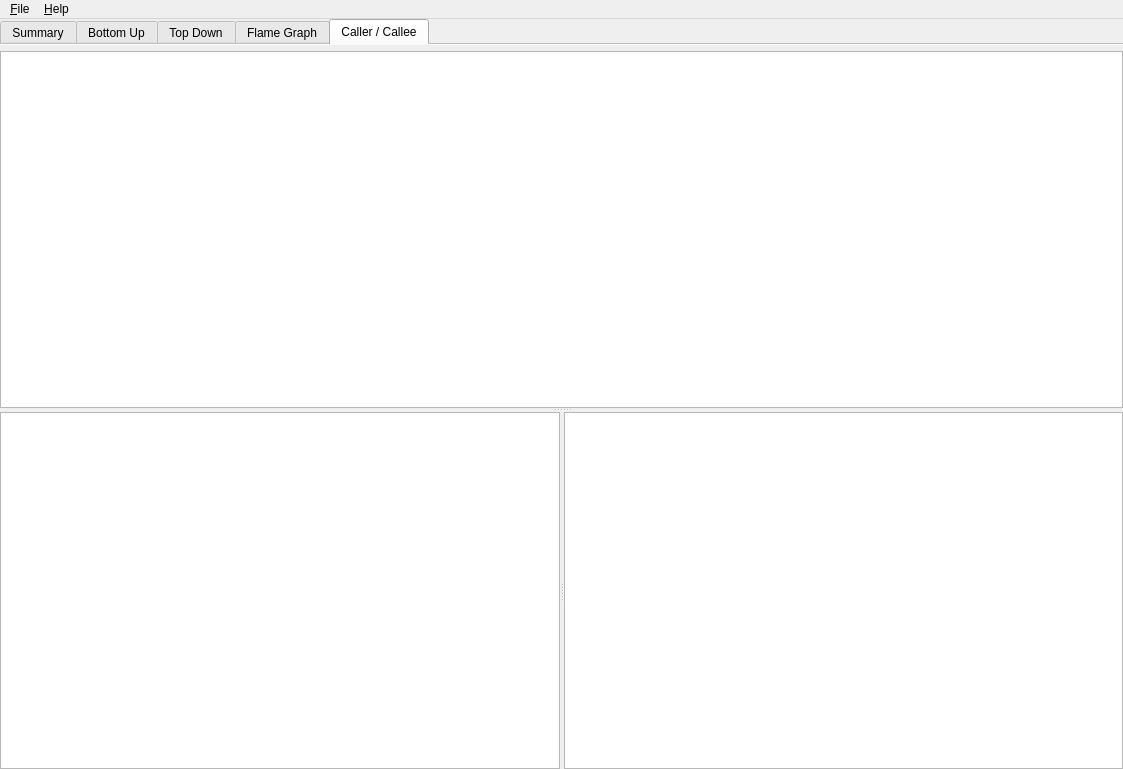
The window that src/mainwindow.ui (KDAB/hotspot) describes before a commit, drawn with Qt 5.
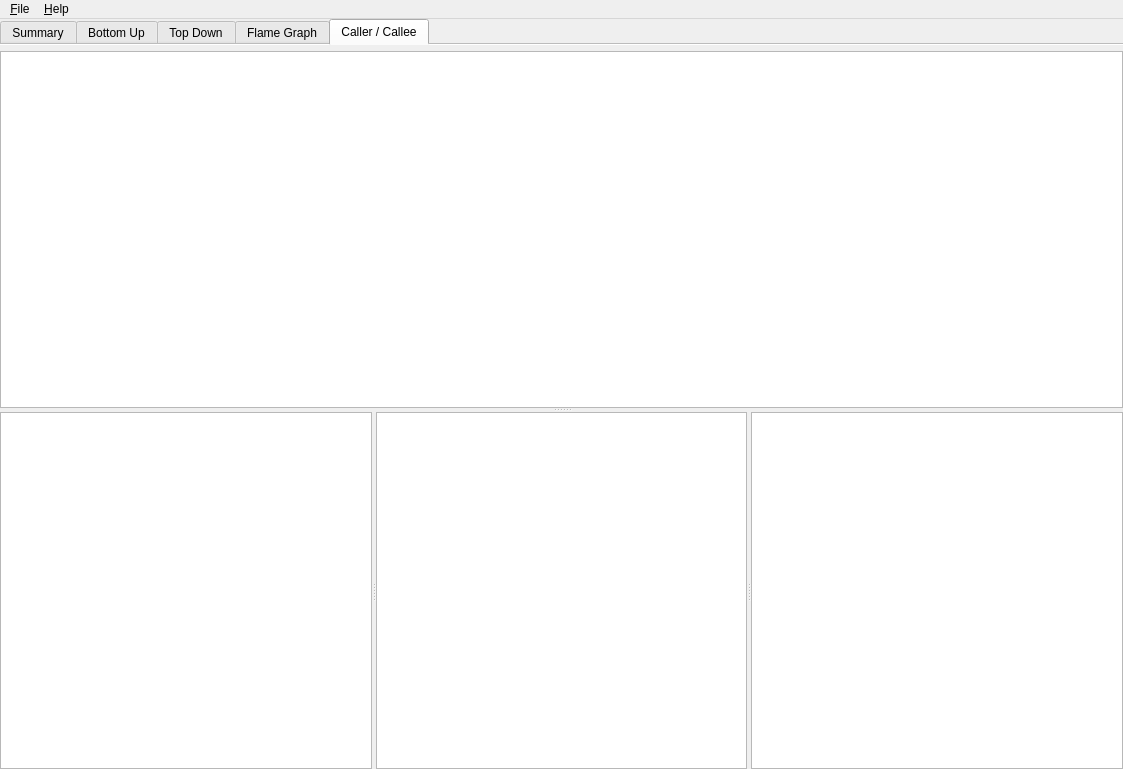
The same window after the commit. The open tabs and pages were chosen to show the change. Icons and pictures are not drawn. Custom widgets are drawn as their Qt base class.

Commit message:
Add a source map for cost per location
The data is shown below the caller/callee view.

```diff
--- a/src/mainwindow.ui
+++ b/src/mainwindow.ui
@@ -565,6 +565,20 @@
                  <bool>true</bool>
                 </property>
                </widget>
+               <widget class="QTreeView" name="sourceMapView">
+                <property name="alternatingRowColors">
+                 <bool>true</bool>
+                </property>
+                <property name="rootIsDecorated">
+                 <bool>false</bool>
+                </property>
+                <property name="uniformRowHeights">
+                 <bool>true</bool>
+                </property>
+                <property name="sortingEnabled">
+                 <bool>true</bool>
+                </property>
+               </widget>
               </widget>
              </widget>
             </item>
```
The commit also changes 7 other files.
